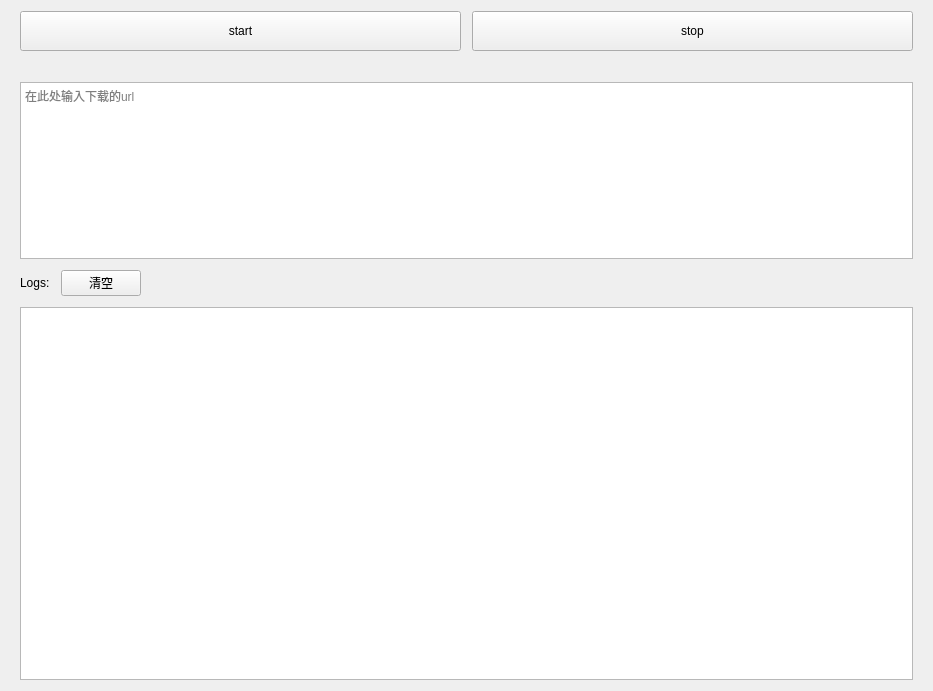
goldWave/PyDemo, file neloDownload/main.ui: the form before one commit.
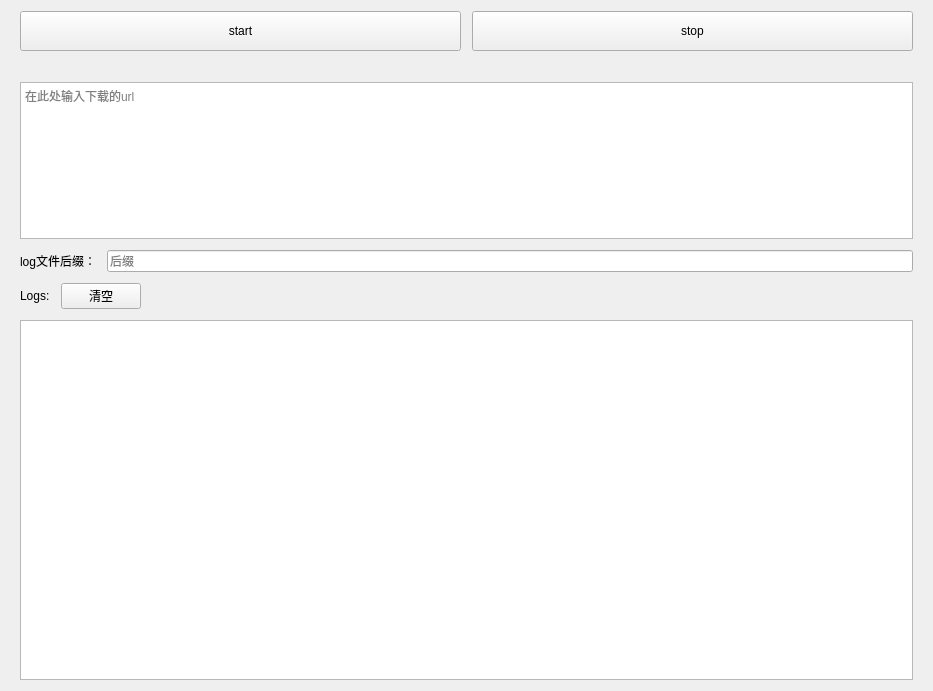
The form after the commit.

```diff
--- a/neloDownload/main.ui
+++ b/neloDownload/main.ui
@@ -71,8 +71,8 @@
       <item>
        <widget class="QTextEdit" name="textEdit_json">
         <property name="styleSheet">
-         <string notr="true">    min-height:/*hdpi*/ 175px;
-    max-height:/*hdpi*/ 175px;</string>
+         <string notr="true">    min-height:/*hdpi*/ 155px;
+    max-height:/*hdpi*/ 155px;</string>
         </property>
         <property name="acceptRichText">
          <bool>false</bool>
@@ -82,6 +82,27 @@
         </property>
        </widget>
       </item>
+      <item>
+       <layout class="QHBoxLayout" name="horizontalLayout_3">
+        <property name="bottomMargin">
+         <number>0</number>
+        </property>
+        <item>
+         <widget class="QLabel" name="label">
+          <property name="text">
+           <string>log文件后缀：</string>
+          </property>
+         </widget>
+        </item>
+        <item>
+         <widget class="QLineEdit" name="subLineEdit">
+          <property name="placeholderText">
+           <string>后缀</string>
+          </property>
+         </widget>
+        </item>
+       </layout>
+      </item>
       <item>
        <layout class="QHBoxLayout" name="horizontalLayout_2">
         <property name="leftMargin">
```
